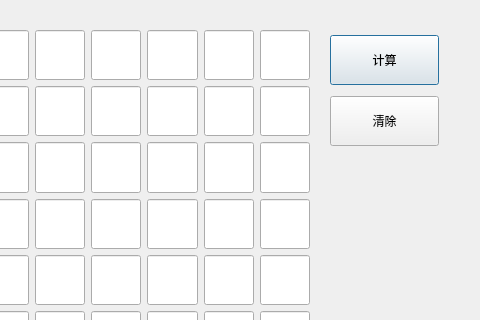
The window that ui.ui (cmh0221/Sudoku) describes before a commit, drawn with Qt 5; both pictures show x 220 to 700 and y 0 to 320 of the 700 by 576 pixel window.
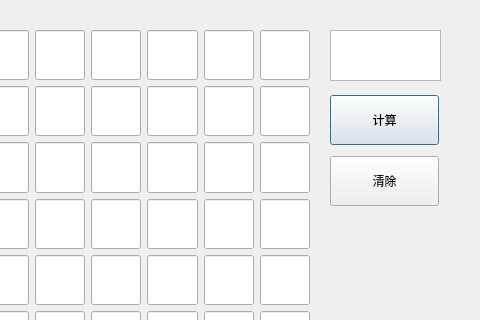
The same window after the commit.

The edit to the form file:
```diff
--- a/ui.ui
+++ b/ui.ui
@@ -17,7 +17,7 @@
    <property name="geometry">
     <rect>
      <x>550</x>
-     <y>30</y>
+     <y>90</y>
      <width>111</width>
      <height>121</height>
     </rect>
@@ -57,7 +57,7 @@
     </item>
    </layout>
   </widget>
-  <widget class="QWidget" name="">
+  <widget class="QWidget" name="layoutWidget">
    <property name="geometry">
     <rect>
      <x>30</x>
@@ -1371,6 +1371,16 @@
     </item>
    </layout>
   </widget>
+  <widget class="QTextBrowser" name="textBrowser">
+   <property name="geometry">
+    <rect>
+     <x>550</x>
+     <y>30</y>
+     <width>111</width>
+     <height>51</height>
+    </rect>
+   </property>
+  </widget>
  </widget>
  <resources/>
  <connections/>
```
